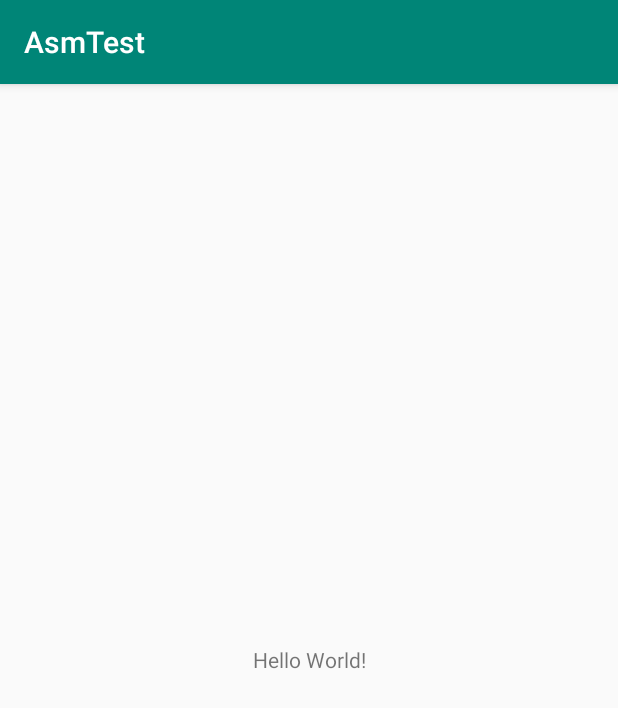
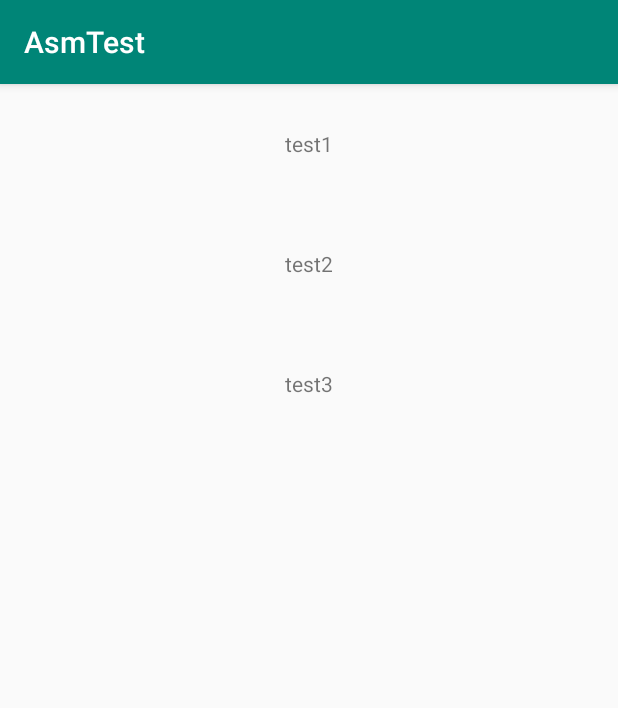
Before and after one commit to zylsdut/asmtest, an Android app: the screen it shows after launch (MainActivity), on a phone screen of 412 x 824 dp. Shown: the top 708 px of the screen. Run offline under Robolectric (Android 15) with nearby library versions, the phone set to English and light mode, and no system bars.

Commit message:
完善ASM

```diff
--- a/app/src/main/java/com/dafasoft/asmtest/MainActivity.java
+++ b/app/src/main/java/com/dafasoft/asmtest/MainActivity.java
@@ -7,7 +7,7 @@ import android.os.Bundle;
 import android.util.Log;
 import android.view.View;
 
-public class MainActivity extends AppCompatActivity implements View.OnClickListener, TestModel.TestListener {
+public class MainActivity extends AppCompatActivity implements View.OnClickListener {
 
 
     private long lastTime;
@@ -20,25 +20,51 @@ public class MainActivity extends AppCompatActivity implements View.OnClickListe
     }
 
     private void asdf() {
-        TestModel model = new TestModel();
-        findViewById(R.id.test).setOnClickListener(v -> {
-            this.startActivity(new Intent());
+        findViewById(R.id.test1).setOnClickListener(v -> {
+            long current = System.currentTimeMillis();
+            long interval = current - lastTime;
+            Log.d("zyl", "test1 点击间隔 ： " + interval);
+            lastTime = current;
         });
 
-        findViewById(R.id.test).setOnClickListener(new View.OnClickListener() {
+        findViewById(R.id.test2).setOnClickListener(v -> {
+            long current = System.currentTimeMillis();
+            long interval = current - lastTime;
+            Log.d("zyl", "test2 点击间隔 ： " + interval);
+            lastTime = current;
+        });
+
+        findViewById(R.id.test3).setOnClickListener(v -> {
+            long current = System.currentTimeMillis();
+            long interval = current - lastTime;
+            Log.d("zyl", "test3 点击间隔 ： " + interval);
+            lastTime = current;
+        });
+
+        /*findViewById(R.id.test2).setOnClickListener(new View.OnClickListener() {
             @Override
             public void onClick(View v) {
+                long current = System.currentTimeMillis();
+                long interval = current - lastTime;
+                Log.d("zyl", "test2 点击间隔 ： " + interval);
+                lastTime = current;
             }
         });
+        findViewById(R.id.test3).setOnClickListener(this);*/
     }
 
     @Override
     public void onClick(View v) {
+        switch (v.getId()) {
+            case R.id.test3:
+                long current = System.currentTimeMillis();
+                long interval = current - lastTime;
+                Log.d("zyl", "test3 点击间隔 ： " + interval);
+                lastTime = current;
+                break;
 
-    }
-
-    private void setData() {
-        findViewById(R.id.test).setOnClickListener(v4 -> {
-        });
+                default:
+                    break;
+        }
     }
 }
--- a/app/src/main/res/layout/activity_main.xml
+++ b/app/src/main/res/layout/activity_main.xml
@@ -1,20 +1,36 @@
 <?xml version="1.0" encoding="utf-8"?>
-<androidx.constraintlayout.widget.ConstraintLayout xmlns:android="http://schemas.android.com/apk/res/android"
-    xmlns:app="http://schemas.android.com/apk/res-auto"
+<RelativeLayout xmlns:android="http://schemas.android.com/apk/res/android"
     xmlns:tools="http://schemas.android.com/tools"
     android:layout_width="match_parent"
     android:layout_height="match_parent"
     tools:context=".MainActivity">
 
-    <TextView
-        android:id="@+id/test"
-        android:layout_width="200dp"
-        android:layout_height="100dp"
-        android:text="Hello World!"
-        android:gravity="center"
-        app:layout_constraintBottom_toBottomOf="parent"
-        app:layout_constraintLeft_toLeftOf="parent"
-        app:layout_constraintRight_toRightOf="parent"
-        app:layout_constraintTop_toTopOf="parent" />
+    <LinearLayout
+        android:layout_width="match_parent"
+        android:layout_height="wrap_content"
+        android:gravity="center_horizontal"
+        android:orientation="vertical">
+        <TextView
+            android:id="@+id/test1"
+            android:layout_width="200dp"
+            android:layout_height="80dp"
+            android:gravity="center"
+            android:text="test1"/>
 
-</androidx.constraintlayout.widget.ConstraintLayout>
+        <TextView
+            android:id="@+id/test2"
+            android:layout_width="200dp"
+            android:layout_height="80dp"
+            android:gravity="center"
+            android:text="test2"/>
+
+
+        <TextView
+            android:id="@+id/test3"
+            android:layout_width="200dp"
+            android:layout_height="80dp"
+            android:gravity="center"
+            android:text="test3"/>
+    </LinearLayout>
+
+</RelativeLayout>
--- a/plugin/src/main/groovy/com/llew/bytecode/fix/classvisitor/AsmClassVisitor.java
+++ b/plugin/src/main/groovy/com/llew/bytecode/fix/classvisitor/AsmClassVisitor.java
@@ -54,7 +54,7 @@ public class AsmClassVisitor extends ClassVisitor {
     public MethodVisitor visitMethod(int i, String s, String s1, String s2, String[] strings) {
         System.out.println("--------------------MethodVisitor = " + Arrays.toString(strings));
         MethodVisitor mv = cv.visitMethod(i,s,s1,s2,strings);
-        AsmMethodVisitor asmClassVisitor = new AsmMethodVisitor(Opcodes.ASM5, mv, i, s, s1, toString());
+        AsmMethodVisitor asmClassVisitor = new AsmMethodVisitor(Opcodes.ASM5, mv, i, s, s1, mInterfaces);
         return asmClassVisitor;
     }
 
```
Also changed, not shown: plugin/src/main/groovy/com/llew/bytecode/fix/transform/AsmMethodVisitor.java (+74 -24 lines), 6 other files.
